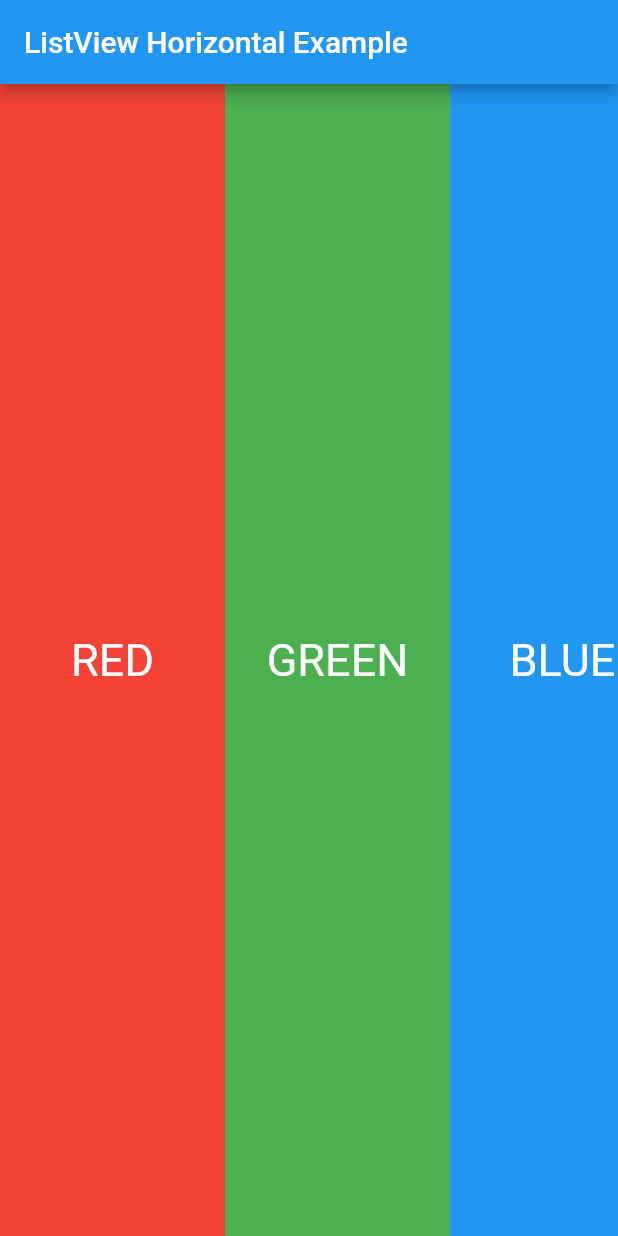
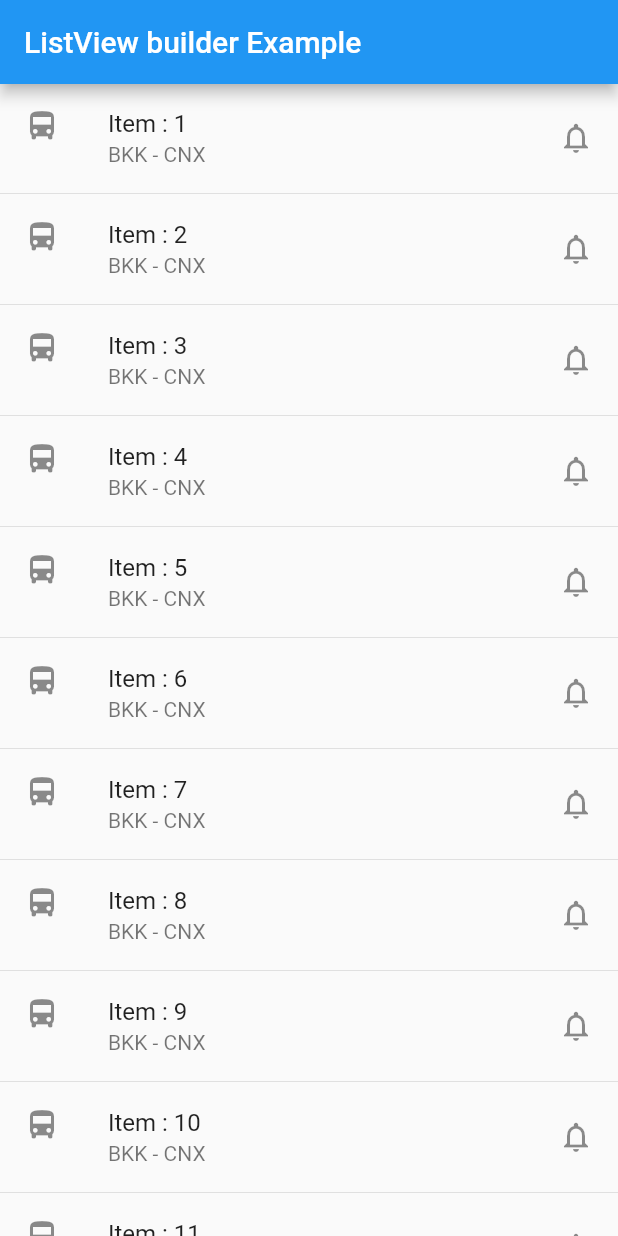
Before and after one commit to nii-ne/myapp, a Flutter app: the screen it shows after launch, on a phone screen of 412 x 824 dp. Run offline on Flutter 3.47's test engine with Material 2 defaults, Android fonts, the phone set to English and light mode, and no system bars.

Commit message:
show dynamic ListView (array of list)

```diff
--- a/lib/main.dart
+++ b/lib/main.dart
@@ -3,49 +3,35 @@ import 'package:flutter/material.dart';
 void main() => runApp(MyApp());
 
 class MyApp extends StatelessWidget {
+  final List<String> items =
+      List<String>.generate(20, (index) => "Item : ${++index}");
+
   @override
   Widget build(BuildContext context) {
     return MaterialApp(
-      title: "ListView Horizontal",
+      title: "ListView builder",
       home: Scaffold(
         appBar: AppBar(
-          title: Text("ListView Horizontal Example"),
+          title: Text("ListView builder Example"),
         ),
-        body: ListView(
-          scrollDirection: Axis.horizontal,
-          children: <Widget>[
-            Container(
-              alignment: FractionalOffset.center,
-              width: 150,
-              color: Colors.red,
-              child: Text("RED",style: TextStyle(fontSize: 30,color: Colors.white),),
-            ),
-            Container(
-              alignment: FractionalOffset.center,
-              width: 150,
-              color: Colors.green,
-              child: Text("GREEN",style: TextStyle(fontSize: 30,color: Colors.white),),
-            ),
-            Container(
-              alignment: FractionalOffset.center,
-              width: 150,
-              color: Colors.blue,
-              child: Text("BLUE",style: TextStyle(fontSize: 30,color: Colors.white),),
-            ),
-            Container(
-              alignment: FractionalOffset.center,
-              width: 150,
-              color: Colors.yellow,
-              child: Text("YELLOW",style: TextStyle(fontSize: 30,color: Colors.white),),
-            ),
-            Container(
-              alignment: FractionalOffset.center,
-              width: 150,
-              color: Colors.grey,
-              child: Text("GREY",style: TextStyle(fontSize: 30,color: Colors.white),),
-            ),
-          ],
-        ),
+        body: ListView.builder(
+            itemCount: items.length,
+            itemBuilder: (context, index) {
+              return Column(
+                children: <Widget>[
+                  ListTile(
+                    leading: Icon(Icons.directions_bus),
+                    title: Text("${items[index]}"),
+                    subtitle: Text("BKK - CNX"),
+                    trailing: Icon(Icons.notifications_none),
+                  ),
+                  Divider(
+                    height: 2,
+                    color: Colors.grey.shade300,
+                  )
+                ],
+              );
+            }),
       ),
     );
   }
```
